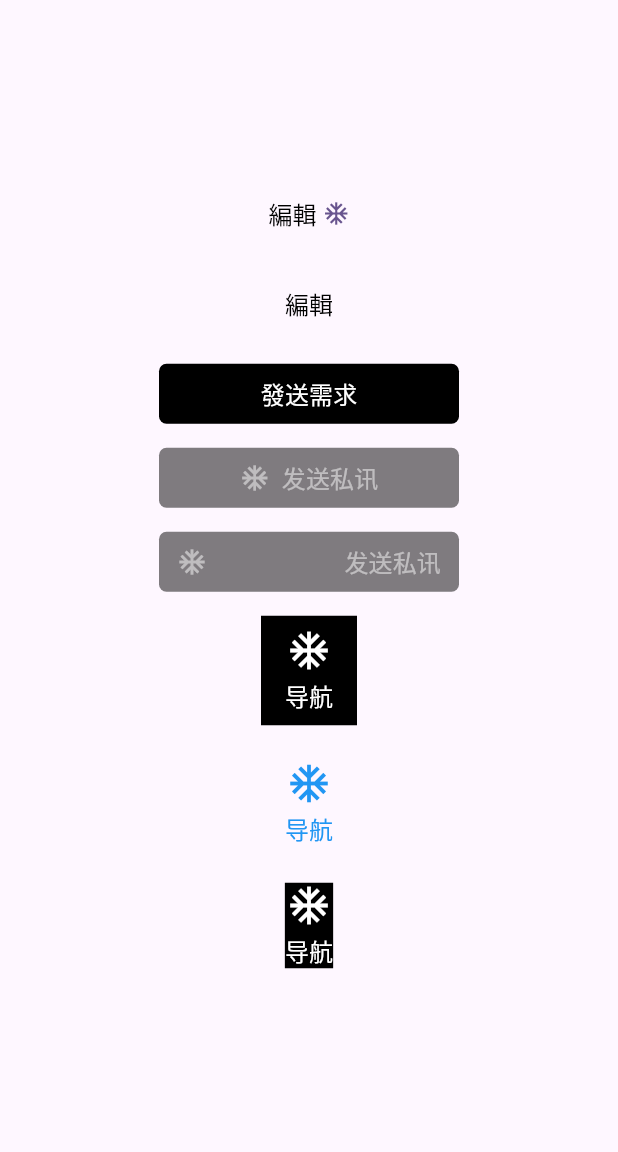
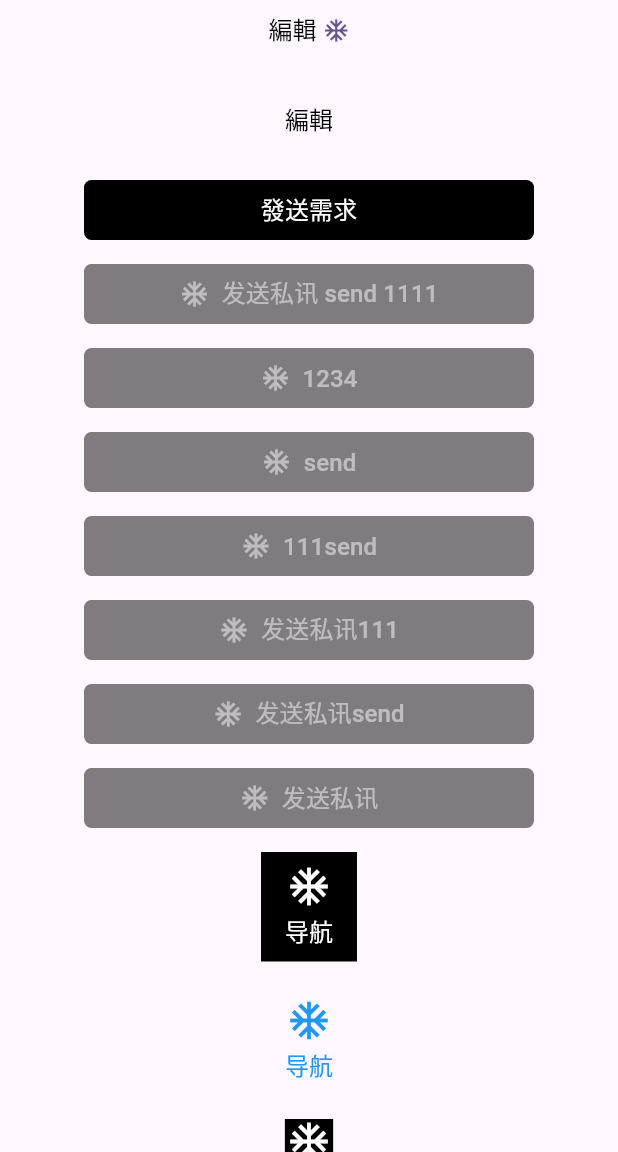
Before and after one commit to flutter-packagist/widgets, a Flutter app: the TextButtonDemo screen opened directly, on a phone screen of 412 x 824 dp, the part 84-1236 px from its top. Run offline on Flutter 3.47's test engine with Material 3 defaults, Android fonts, the phone set to English and light mode, and no system bars; our stand-ins replace cached_network_image, dio, easy_refresh, waterfall_flow; missing offline and left inert: packagist_network.

Commit message:
feat: WrapperTextButton文本居中适配

```diff
--- a/example/lib/main.dart
+++ b/example/lib/main.dart
@@ -11,6 +11,7 @@ import 'tab_bar_demo.dart';
 import 'tags_demo.dart';
 import 'text_button_demo.dart';
 import 'text_field_demo.dart';
+import 'text_height_demo.dart';
 
 void main() {
   runApp(const MyApp());
@@ -50,6 +51,7 @@ Map<String, Widget> routes = {
   "Tags": const TagsDemo(),
   "气泡框": const BubbleBoxDemo(),
   "可见性": const VisibilityDetectorDemo(),
+  "文本高度对比": const TextHeightDemo(),
 };
 
 class DemoPage extends StatelessWidget {
--- a/example/lib/text_button_demo.dart
+++ b/example/lib/text_button_demo.dart
@@ -17,6 +17,7 @@ class _TextButtonDemoState extends State<TextButtonDemo> {
         backgroundColor: Colors.white,
       ),
       body: Center(
+        child: SingleChildScrollView(
           child: Column(
             mainAxisAlignment: MainAxisAlignment.center,
             crossAxisAlignment: CrossAxisAlignment.center,
@@ -43,7 +44,7 @@ class _TextButtonDemoState extends State<TextButtonDemo> {
               const SizedBox(height: 16),
               WrapperTextButton(
                 onPressed: () {},
-              width: 200,
+                width: 300,
                 height: 40,
                 backgroundColor: Colors.black,
                 text: "發送需求",
@@ -54,10 +55,27 @@ class _TextButtonDemoState extends State<TextButtonDemo> {
               const SizedBox(height: 16),
               WrapperTextButton(
                 onPressed: () {},
-              width: 200,
+                width: 300,
                 height: 40,
                 backgroundColor: Colors.black,
-              text: "发送私讯",
+                text: "发送私讯 send 1111",
+                textColor: Colors.white,
+                textSize: 16,
+                radius: 5,
+                icon: const Icon(Icons.ac_unit),
+                iconSize: 20,
+                iconColor: Colors.white,
+                gap: 8,
+                enable: false,
+                maxLines: 1,
+              ),
+              const SizedBox(height: 16),
+              WrapperTextButton(
+                onPressed: () {},
+                width: 300,
+                height: 40,
+                backgroundColor: Colors.black,
+                text: "1234",
                 textColor: Colors.white,
                 textSize: 16,
                 radius: 5,
@@ -70,20 +88,82 @@ class _TextButtonDemoState extends State<TextButtonDemo> {
               const SizedBox(height: 16),
               WrapperTextButton(
                 onPressed: () {},
-              width: 200,
+                width: 300,
                 height: 40,
                 backgroundColor: Colors.black,
-              text: "发送私讯",
+                text: "send",
                 textColor: Colors.white,
                 textSize: 16,
-              textAlign: TextAlign.right,
                 radius: 5,
                 icon: const Icon(Icons.ac_unit),
                 iconSize: 20,
                 iconColor: Colors.white,
                 gap: 8,
                 enable: false,
-              flexFit: FlexFit.tight,
+              ),
+              const SizedBox(height: 16),
+              WrapperTextButton(
+                onPressed: () {},
+                width: 300,
+                height: 40,
+                backgroundColor: Colors.black,
+                text: "111send",
+                textColor: Colors.white,
+                textSize: 16,
+                radius: 5,
+                icon: const Icon(Icons.ac_unit),
+                iconSize: 20,
+                iconColor: Colors.white,
+                gap: 8,
+                enable: false,
+              ),
+              const SizedBox(height: 16),
+              WrapperTextButton(
+                onPressed: () {},
+                width: 300,
+                height: 40,
+                backgroundColor: Colors.black,
+                text: "发送私讯111",
+                textColor: Colors.white,
+                textSize: 16,
+                radius: 5,
+                icon: const Icon(Icons.ac_unit),
+                iconSize: 20,
+                iconColor: Colors.white,
+                gap: 8,
+                enable: false,
+              ),
+              const SizedBox(height: 16),
+              WrapperTextButton(
+                onPressed: () {},
+                width: 300,
+                height: 40,
+                backgroundColor: Colors.black,
+                text: "发送私讯send",
+                textColor: Colors.white,
+                textSize: 16,
+                radius: 5,
+                icon: const Icon(Icons.ac_unit),
+                iconSize: 20,
+                iconColor: Colors.white,
+                gap: 8,
+                enable: false,
+              ),
+              const SizedBox(height: 16),
+              WrapperTextButton(
+                onPressed: () {},
+                width: 300,
+                height: 40,
+                backgroundColor: Colors.black,
+                text: "发送私讯",
+                textColor: Colors.white,
+                textSize: 16,
+                radius: 5,
+                icon: const Icon(Icons.ac_unit),
+                iconSize: 20,
+                iconColor: Colors.white,
+                gap: 8,
+                enable: false,
               ),
               const SizedBox(height: 16),
               WrapperTextButton(
@@ -121,11 +201,10 @@ class _TextButtonDemoState extends State<TextButtonDemo> {
                 icon: const Icon(Icons.ac_unit),
                 iconSize: 30,
                 iconColor: Colors.white,
-              padding: EdgeInsets.zero,
-              minimumSize: Size.zero,
-              tapTargetSize: MaterialTapTargetSize.shrinkWrap,
+                shrinkWrap: true,
               ),
             ],
+          ),
         ),
       ),
     );
--- a/lib/button/text_button.dart
+++ b/lib/button/text_button.dart
@@ -1,4 +1,10 @@
+import 'dart:io';
+import 'dart:math';
+
 import 'package:flutter/material.dart';
+
+import '../extension/render_ext.dart';
+import '../extension/string_ext.dart';
 
 enum IconPosition { left, right, top, bottom }
 
@@ -11,7 +17,7 @@ class WrapperTextButton extends StatelessWidget {
   final Clip clipBehavior;
   final FocusNode? focusNode;
   final bool autofocus;
-  final MaterialStatesController? statesController;
+  final WidgetStatesController? statesController;
   final bool? isSemanticButton;
   final Widget? child;
   final String? text;
@@ -47,6 +53,7 @@ class WrapperTextButton extends StatelessWidget {
   final MaterialTapTargetSize? tapTargetSize;
   final bool enable;
   final FlexFit flexFit;
+  final bool shrinkWrap;
 
   const WrapperTextButton({
     super.key,
@@ -94,24 +101,79 @@ class WrapperTextButton extends StatelessWidget {
     this.tapTargetSize,
     this.enable = true,
     this.flexFit = FlexFit.loose,
+    this.shrinkWrap = false,
   }) : assert(child != null || text != null);
 
   @override
   Widget build(BuildContext context) {
+    String text = this.text ?? "";
+    TextStyle textStyle = this.textStyle ??
+        TextStyle(
+          color: textColor.enable(enable),
+          fontSize: textSize,
+        );
     Widget child = Text(
-      text ?? "",
-      style: textStyle ??
-          TextStyle(
-            color: textColor.enable(enable),
-            fontSize: textSize,
-          ),
+      text,
+      style: textStyle,
       textAlign: textAlign,
       overflow: overflow,
       maxLines: maxLines,
     );
+
+    // 解决Android与iOS平台下字体对齐问题
+    // https://docs.google.com/spreadsheets/d/1864hy_1r4vxf1I864gIlj8m3tgZeijG-BwhghSm5OJQ/edit?gid=0#gid=0
+    bool shrinkWrap = this.shrinkWrap;
+    Size size = renderSize(
+      text,
+      textStyle: textStyle,
+      textScaler: MediaQuery.of(context).textScaler,
+    );
+    if (Platform.isAndroid) {
+      Offset? offset;
+      double textHeight = size.height;
+      // 如果是英文或数字，增加高度（由于计算出来的高度比实际高度小）
+      if (text.isEnglishOrDigits) {
+        textHeight += 4;
+      }
+      TextScaler textScaler = MediaQuery.of(context).textScaler;
+      String scaleText = textScaler.toString();
+      double scaleFactor = scaleText.getScaleFactor;
+      // 如果文本高度大于按钮设定的高度，向上偏移文本
+      if (height != null && textHeight > height!) {
+        shrinkWrap = true;
+        offset = Offset(0, (height! - textHeight) * 0.8);
+      } else if (text.isContainChinese) {
+        // 如果是中文，向下偏移文本（随着字体大小的增加，增速变快）
+        offset = Offset(0, -(0.1 + 0.4 * pow(scaleFactor, 5)));
+      } else if (text.isEnglishOrDigits) {
+        // 如果是中文，向上偏移文本（随着字体大小的增加，增速变慢）
+        offset = Offset(0, (0.1 * log(pow(scaleFactor, 2) * 12)));
+      }
+      if (offset != null) {
+        child = Transform.translate(offset: offset, child: child);
+      }
+    } else if (Platform.isIOS) {
+      if (height != null && size.height > height!) {
+        double percent = 0.1;
+        if (text.isEnglishOrDigits) percent = 0.3;
+        child = Transform.translate(
+          offset: Offset(0, (height! - size.height) * percent),
+          child: SizedBox(
+            width: size.width + 6,
+            child: OverflowBox(
+              maxHeight: size.height,
+              child: child,
+            ),
+          ),
+        );
+      }
+    }
+
     if (this.child != null) {
       child = this.child!;
     }
+
+    // 设置图标及位置
     if (icon != null) {
       if (iconPosition == IconPosition.left) {
         child = Row(
@@ -151,10 +213,29 @@ class WrapperTextButton extends StatelessWidget {
         );
       }
     }
+
+    Size? minimumSize = this.minimumSize;
+    EdgeInsetsGeometry? padding = this.padding;
+    MaterialTapTargetSize? tapTargetSize = this.tapTargetSize;
+    if (shrinkWrap) {
+      if (padding == null) padding = EdgeInsets.zero;
+      minimumSize = Size.zero;
+      tapTargetSize = MaterialTapTargetSize.shrinkWrap;
+    }
     child = TextButton(
       onPressed: () {
         if (enable) onPressed.call();
       },
+      onLongPress: () {
+        if (enable) onLongPress?.call();
+      },
+      onHover: onHover,
+      onFocusChange: onFocusChange,
+      clipBehavior: clipBehavior,
+      focusNode: focusNode,
+      autofocus: autofocus,
+      statesController: statesController,
+      isSemanticButton: isSemanticButton,
       style: style ??
           ButtonStyle(
             backgroundColor: resolve<Color?>(backgroundColor?.enable(enable)),
@@ -199,8 +280,8 @@ class WrapperTextButton extends StatelessWidget {
     return child;
   }
 
-  MaterialStateProperty<T>? resolve<T>(T value) {
-    return value == null ? null : MaterialStateProperty.all<T>(value);
+  WidgetStateProperty<T>? resolve<T>(T value) {
+    return value == null ? null : WidgetStateProperty.all<T>(value);
   }
 }
 
--- /dev/null
+++ b/lib/extension/render_ext.dart
@@ -0,0 +1,15 @@
+import 'package:flutter/rendering.dart';
+
+Size renderSize(
+  String text, {
+  TextStyle? textStyle, //  文字样式
+  TextScaler? textScaler,
+}) {
+  final TextPainter textPainter = TextPainter(
+    text: TextSpan(text: text, style: textStyle),
+    textDirection: TextDirection.ltr,
+    textScaler: textScaler ?? TextScaler.noScaling,
+  );
+  textPainter.layout();
+  return textPainter.size;
+}
--- a/pubspec.yaml
+++ b/pubspec.yaml
@@ -1,6 +1,6 @@
 name: packagist_widgets
 description: widget library
-version: 1.3.5
+version: 1.3.6
 homepage: https://github.com/flutter-packagist/widgets
 
 environment:
```
Also changed, not shown: example/lib/text_height_demo.dart (added, +63 -0 lines), lib/extension/string_ext.dart (added, +39 -0 lines), 10 other files. Lines whose indentation alone changed are shown as unchanged.
